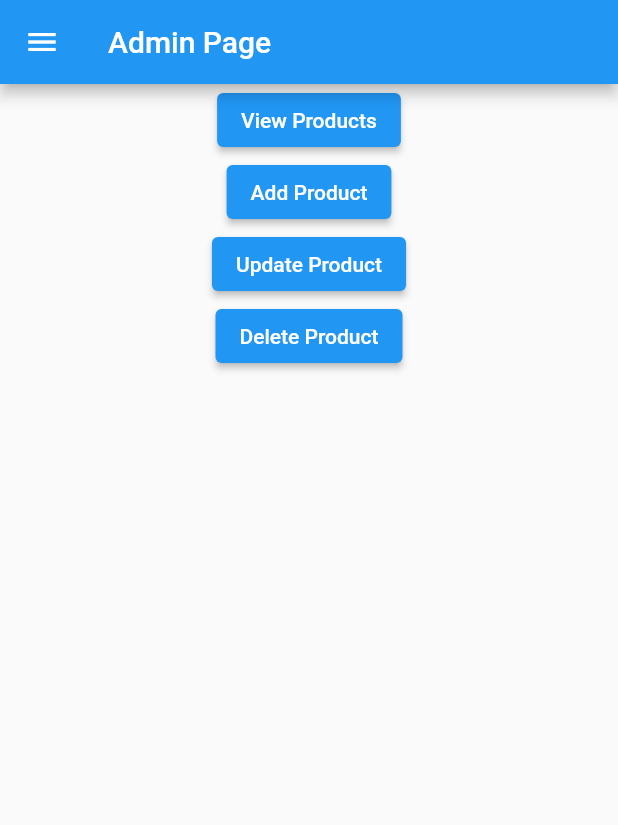
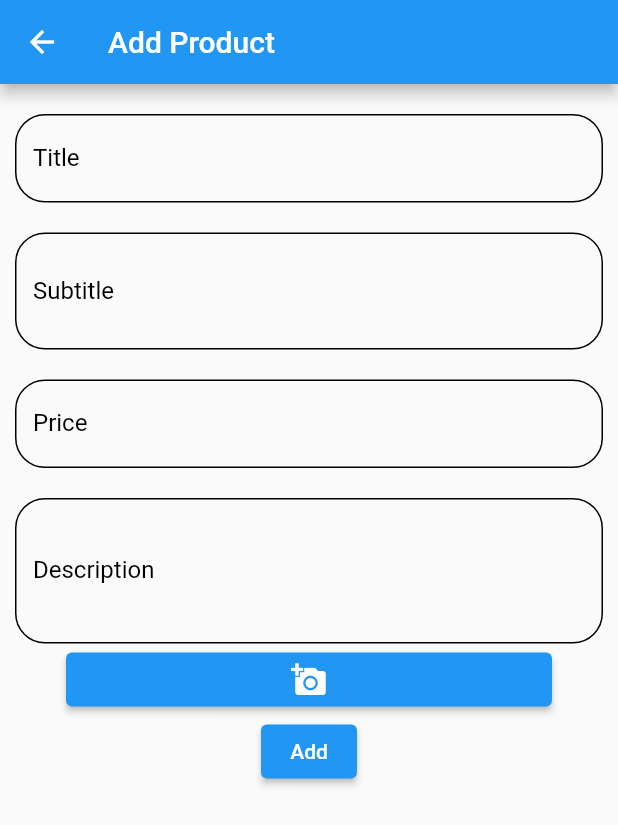
Before and after one commit to MohammadKherYadj/Flutter-Shop, a Flutter app: the AdminHomePage screen opened by its route, after a tap on "Add Product", on a phone screen of 412 x 824 dp. Shown: the top 825 px of the screen. Run offline on Flutter 3.47's test engine with Material 2 defaults, Android fonts, the phone set to English and light mode, and no system bars.

Commit message:
mohammad update

```diff
--- /dev/null
+++ b/lib/auth/Homepage/Admin Home Pages/add_product.dart
@@ -0,0 +1,121 @@
+import 'package:flutter/material.dart';
+
+class AddProduct extends StatefulWidget {
+  const AddProduct({super.key});
+
+  @override
+  State<AddProduct> createState() => _AddProductState();
+}
+
+class _AddProductState extends State<AddProduct> {
+  @override
+  Widget build(BuildContext context) {
+    return SafeArea(
+        child: Scaffold(
+      appBar: AppBar(
+        title: const Text("Add Product"),
+      ),
+      body: SingleChildScrollView(
+        child: Column(children: [
+          Column(
+            children: [
+              Container(
+                margin: const EdgeInsets.only(top: 20, left: 10, right: 10),
+                child: TextFormField(
+                  decoration: InputDecoration(
+                    labelText: "Title",
+                    labelStyle: const TextStyle(color: Colors.black),
+                    disabledBorder: OutlineInputBorder(
+                        borderRadius: BorderRadius.circular(20)),
+                    focusedBorder: OutlineInputBorder(
+                        borderRadius: BorderRadius.circular(20)),
+                    enabledBorder: OutlineInputBorder(
+                        borderRadius: BorderRadius.circular(20)),
+                    errorBorder: OutlineInputBorder(
+                        borderRadius: BorderRadius.circular(20)),
+                    focusedErrorBorder: OutlineInputBorder(
+                        borderRadius: BorderRadius.circular(20)),
+                  ),
+                ),
+              ),
+              Container(
+                margin: const EdgeInsets.only(top: 20, left: 10, right: 10),
+                child: TextFormField(
+                  maxLines: 2,
+                  keyboardType: TextInputType.multiline,
+                  decoration: InputDecoration(
+                    labelText: "Subtitle",
+                    labelStyle: const TextStyle(color: Colors.black),
+                    disabledBorder: OutlineInputBorder(
+                        borderRadius: BorderRadius.circular(20)),
+                    focusedBorder: OutlineInputBorder(
+                        borderRadius: BorderRadius.circular(20)),
+                    enabledBorder: OutlineInputBorder(
+                        borderRadius: BorderRadius.circular(20)),
+                    errorBorder: OutlineInputBorder(
+                        borderRadius: BorderRadius.circular(20)),
+                    focusedErrorBorder: OutlineInputBorder(
+                        borderRadius: BorderRadius.circular(20)),
+                  ),
+                ),
+              ),
+              Container(
+                margin: const EdgeInsets.only(top: 20, left: 10, right: 10),
+                child: TextFormField(
+                  keyboardType: TextInputType.number,
+                  decoration: InputDecoration(
+                    labelText: "Price",
+                    suffix: const Text(
+                      "\$",
+                      style: TextStyle(
+                          fontWeight: FontWeight.bold, color: Colors.black),
+                    ),
+                    labelStyle: const TextStyle(color: Colors.black),
+                    disabledBorder: OutlineInputBorder(
+                        borderRadius: BorderRadius.circular(20)),
+                    focusedBorder: OutlineInputBorder(
+                        borderRadius: BorderRadius.circular(20)),
+                    enabledBorder: OutlineInputBorder(
+                        borderRadius: BorderRadius.circular(20)),
+                    errorBorder: OutlineInputBorder(
+                        borderRadius: BorderRadius.circular(20)),
+                    focusedErrorBorder: OutlineInputBorder(
+                        borderRadius: BorderRadius.circular(20)),
+                  ),
+                ),
+              ),
+              Container(
+                margin: const EdgeInsets.only(top: 20, left: 10, right: 10),
+                child: TextFormField(
+                  maxLines: 3,
+                  keyboardType: TextInputType.multiline,
+                  decoration: InputDecoration(
+                    labelText: "Description",
+                    labelStyle: const TextStyle(color: Colors.black),
+                    disabledBorder: OutlineInputBorder(
+                        borderRadius: BorderRadius.circular(20)),
+                    focusedBorder: OutlineInputBorder(
+                        borderRadius: BorderRadius.circular(20)),
+                    enabledBorder: OutlineInputBorder(
+                        borderRadius: BorderRadius.circular(20)),
+                    errorBorder: OutlineInputBorder(
+                        borderRadius: BorderRadius.circular(20)),
+                    focusedErrorBorder: OutlineInputBorder(
+                        borderRadius: BorderRadius.circular(20)),
+                  ),
+                ),
+              ),
+              ElevatedButton(
+                onPressed: () {},
+                child: Icon(Icons.add_a_photo),
+                style: ElevatedButton.styleFrom(
+                    padding: EdgeInsets.symmetric(horizontal: 150)),
+              )
+            ],
+          ),
+          ElevatedButton(onPressed: () {}, child: const Text("Add"))
+        ]),
+      ),
+    ));
+  }
+}
--- /dev/null
+++ b/lib/auth/Homepage/Admin Home Pages/admin_homepage.dart
@@ -0,0 +1,69 @@
+import 'package:flutter/material.dart';
+import 'package:shop/auth/Homepage/Admin%20Home%20Pages/add_product.dart';
+import 'package:shop/auth/Homepage/Admin%20Home%20Pages/edit_product.dart';
+
+class AdminHomePage extends StatefulWidget {
+  const AdminHomePage({super.key});
+
+  @override
+  State<AdminHomePage> createState() => _AdminHomePageState();
+}
+
+class _AdminHomePageState extends State<AdminHomePage> {
+  @override
+  Widget build(BuildContext context) {
+    return SafeArea(
+      child: Scaffold(
+          appBar: AppBar(title: const Text("Admin Page")),
+          drawer: const Drawer(
+            child: Column(children: [
+              UserAccountsDrawerHeader(
+                  accountName: Text("Mohammad"),
+                  accountEmail: Text("Mohammad@admin.com"))
+            ]),
+          ),
+          body: SizedBox(
+            width: double.infinity,
+            height: double.infinity,
+            child: GridView(
+              gridDelegate: const SliverGridDelegateWithFixedCrossAxisCount(
+                  crossAxisCount: 2),
+              children: [
+                Container(
+                  margin: const EdgeInsets.all(20),
+                  child: ElevatedButton(
+                      onPressed: () {}, child: const Text("View Products")),
+                ),
+                Container(
+                  margin: const EdgeInsets.all(20),
+                  child: ElevatedButton(
+                      onPressed: () {
+                        Navigator.push(
+                            context,
+                            MaterialPageRoute(
+                                builder: (context) => const AddProduct()));
+                      },
+                      child: const Text("Add Product")),
+                ),
+                Container(
+                  margin: const EdgeInsets.all(20),
+                  child: ElevatedButton(
+                      onPressed: () {
+                        Navigator.push(
+                            context,
+                            MaterialPageRoute(
+                                builder: (context) => const EditProduct()));
+                      },
+                      child: const Text("Edit Product")),
+                ),
+                Container(
+                  margin: const EdgeInsets.all(20),
+                  child: ElevatedButton(
+                      onPressed: () {}, child: const Text("Delete Product")),
+                ),
+              ],
+            ),
+          )),
+    );
+  }
+}
--- /dev/null
+++ b/lib/auth/Homepage/Admin Home Pages/edit_product.dart
@@ -0,0 +1,20 @@
+import 'package:flutter/material.dart';
+
+class EditProduct extends StatefulWidget {
+  const EditProduct({super.key});
+
+  @override
+  State<EditProduct> createState() => _EditProductState();
+}
+
+class _EditProductState extends State<EditProduct> {
+  @override
+  Widget build(BuildContext context) {
+    return SafeArea(
+        child: Scaffold(
+      appBar: AppBar(
+        title: const Text("Edit Product"),
+      ),
+    ));
+  }
+}
--- a/lib/auth/Homepage/admin_homepage.dart
+++ /dev/null
@@ -1,35 +0,0 @@
-import 'package:flutter/material.dart';
-
-class AdminHomePage extends StatefulWidget {
-  const AdminHomePage({super.key});
-
-  @override
-  State<AdminHomePage> createState() => _AdminHomePageState();
-}
-
-class _AdminHomePageState extends State<AdminHomePage> {
-  @override
-  Widget build(BuildContext context) {
-    return SafeArea(
-      child: Scaffold(
-          appBar: AppBar(title: const Text("Admin Page")),
-          drawer: Drawer(),
-          body: SizedBox(
-            width: double.infinity,
-            height: double.infinity,
-            child: Column(
-              children: [
-                ElevatedButton(
-                    onPressed: () {}, child: const Text("View Products")),
-                ElevatedButton(
-                    onPressed: () {}, child: const Text("Add Product")),
-                ElevatedButton(
-                    onPressed: () {}, child: const Text("Update Product")),
-                ElevatedButton(
-                    onPressed: () {}, child: const Text("Delete Product")),
-              ],
-            ),
-          )),
-    );
-  }
-}
--- a/lib/auth/Homepage/page/home_Screen.dart
+++ b/lib/auth/Homepage/page/home_Screen.dart
@@ -34,10 +34,10 @@ class _HomeScrenState extends State<HomeScren> {
             }
           },
           tabs: const [
-            Tab(child: Text("Laptop")),
+            Tab(child: Text("All")),
             Tab(child: Text("Mobile")),
             Tab(child: Text("Specker")),
-            Tab(child: Text("Computer")),
+            Tab(child: Text("Laptop")),
             Tab(child: Text("AirBads")),
           ]),
       elevation: 2,
@@ -105,8 +105,8 @@ class DataSearch extends SearchDelegate {
                 );
               },
               leading: query == ""
-                  ? Image.asset(products[index].image)
-                  : Image.asset(filterNames[index].image),
+                  ? Image.asset(products[index].image, width: 60)
+                  : Image.asset(filterNames[index].image, width: 60),
               title: query == ""
                   ? Text(products[index].title)
                   : Text(filterNames[index].title),
--- a/lib/auth/Homepage/products.dart
+++ b/lib/auth/Homepage/products.dart
@@ -1,7 +1,8 @@
 class Product {
-  final int price, id;
+  final int id;
   final String description, title, image, subtitle;
   final String categories;
+  final double price;
 
   Product(
       {required this.description,
--- a/lib/auth/login.dart
+++ b/lib/auth/login.dart
@@ -10,7 +10,7 @@ class Login extends StatefulWidget {
 GlobalKey<FormState> formstate = GlobalKey<FormState>();
 var formdata = formstate.currentState;
 
-bool seePassword = false;
+bool seePassword = true;
 String? email, password;
 
 bool send() {
@@ -173,7 +173,9 @@ class _LoginState extends State<Login> {
                 width: 40,
                 height: 40,
                 child: IconButton(
-                  onPressed: () {},
+                  onPressed: () {
+                    Navigator.pushReplacementNamed(context, "home");
+                  },
                   icon: Image.asset(
                     "images/download.ico",
                   ),
--- a/lib/main.dart
+++ b/lib/main.dart
@@ -1,5 +1,5 @@
 import 'package:flutter/material.dart';
-import 'package:shop/auth/Homepage/admin_homepage.dart';
+import 'package:shop/auth/Homepage/Admin%20Home%20Pages/admin_homepage.dart';
 import 'package:shop/auth/Homepage/page/home_Screen.dart';
 import 'auth/login.dart';
 import 'auth/signup.dart';
```
